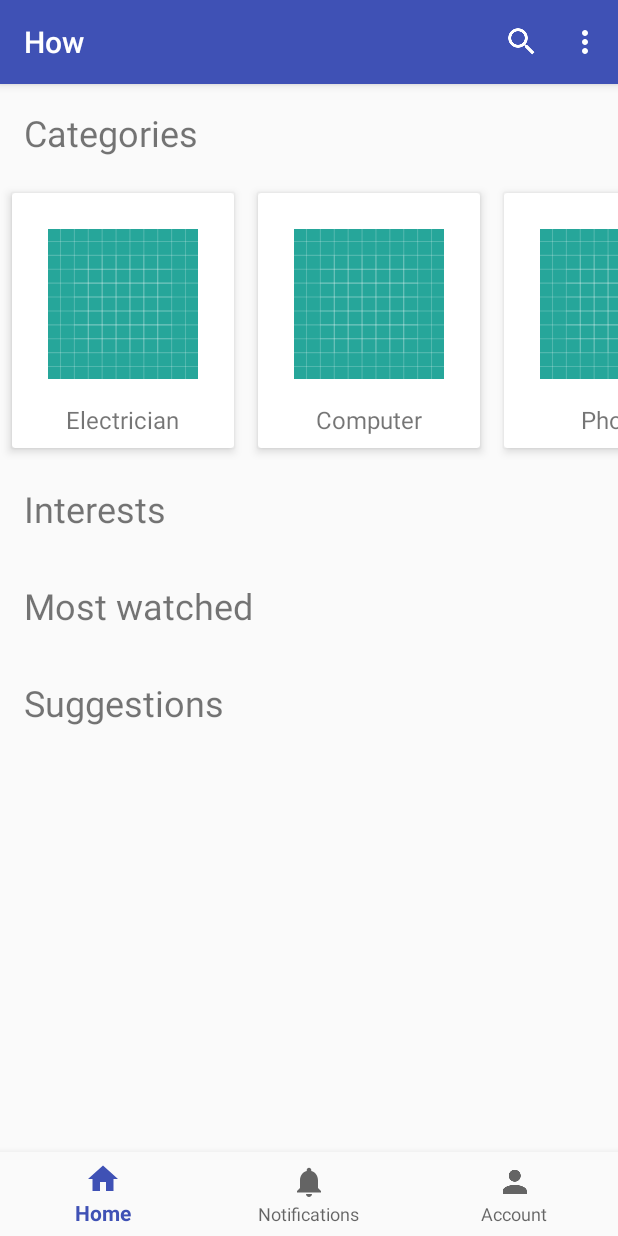
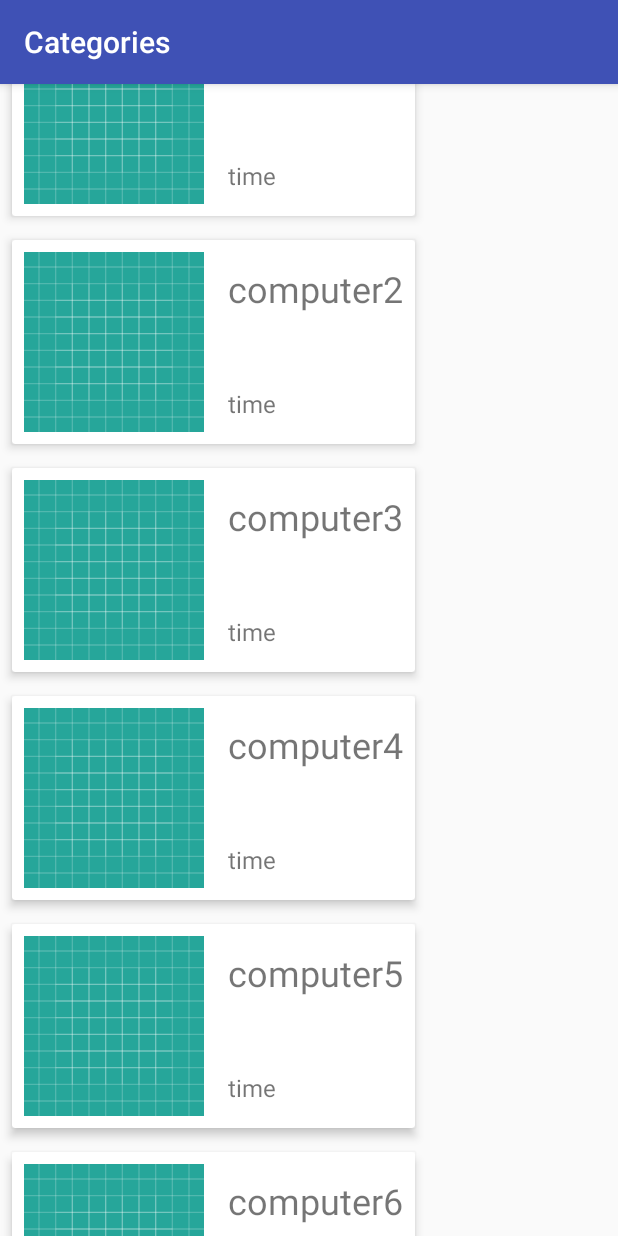
Before and after one commit to abedafnan/How, an Android app: the HomeFragment screen opened directly, with no data from a screen before it, after a tap on "Computer", on a phone screen of 412 x 824 dp. Run offline under Robolectric (Android 15) with nearby library versions, the phone set to English and light mode, and no system bars; 2 statements that could not run were skipped.

Commit message:
- Finish details adapter (Java code and xml).

```diff
--- a/app/src/main/AndroidManifest.xml
+++ b/app/src/main/AndroidManifest.xml
@@ -35,6 +35,7 @@
         <activity android:name=".TermsPrivacyActivity" android:screenOrientation="portrait" />
         <activity android:name=".SearchActivity" android:screenOrientation="portrait" />
         <activity android:name=".HomeActivity" android:screenOrientation="portrait" />
+        <activity android:name=".DetailsActivity" android:screenOrientation="portrait"/>
     </application>
 
 </manifest>
--- /dev/null
+++ b/app/src/main/java/com/brightstars/android/how/DetailsActivity.java
@@ -0,0 +1,156 @@
+package com.brightstars.android.how;
+
+
+import android.os.Bundle;
+import android.support.annotation.Nullable;
+import android.support.v7.app.AppCompatActivity;
+import android.support.v7.widget.LinearLayoutManager;
+import android.support.v7.widget.RecyclerView;
+import android.support.v7.widget.Toolbar;
+import android.view.MenuItem;
+import android.view.View;
+import android.widget.LinearLayout;
+import android.widget.Toast;
+import com.brightstars.android.how.data.Item;
+import com.brightstars.android.how.recyclerAdapters.RecyclerAdapterDetails;
+
+import java.util.ArrayList;
+
+import static com.brightstars.android.how.fragments.HomeFragment.ITEM_CATEGORY_CHOOSED;
+
+public class DetailsActivity extends AppCompatActivity {
+    ArrayList<Item> items;
+    @Override
+    protected void onCreate(@Nullable Bundle savedInstanceState) {
+        super.onCreate(savedInstanceState);
+        setContentView(R.layout.activity_details);
+        Toolbar toolbar = (Toolbar) findViewById(R.id.details_toolbar);
+        toolbar.setTitle("Categories");
+        setSupportActionBar(toolbar);
+
+        Bundle bundle = getIntent().getExtras();
+        String itemCategoryChoosed = bundle.getString(ITEM_CATEGORY_CHOOSED);
+
+        switch (itemCategoryChoosed){
+            case ("Electrician"):
+                items = getElectronicItems();
+                break;
+
+            case ("Computer"):
+                items=getComputerItems();
+                break;
+
+            case ("Phone"):
+                items=getPhoneItems();
+                break;
+
+            case ("Carpenter"):
+                items=getCarpenterItems();
+                break;
+
+            case ("Plumbing"):
+                items=getPlumbingItems();
+                break;
+
+            case ("Painting"):
+                items=getPaintingItems();
+                break;
+        }
+
+        RecyclerView recyclerView = findViewById(R.id.recyclerView_detilsCategory);
+
+        ;
+        LinearLayoutManager layoutManager =
+                new LinearLayoutManager(this, LinearLayout.VERTICAL,false);
+        recyclerView.setLayoutManager(layoutManager);
+
+        RecyclerAdapterDetails adapter = new RecyclerAdapterDetails(this, items, new RecyclerAdapterDetails.CustomItemClickListener() {
+
+            @Override
+            public void onItemClick(View view, int position) {
+
+                String itemChoosed = items.get(position).getTitle();
+                for(int x = 0 ; x<items.size() ; x++){
+                    if (getCarpenterItems().get(x).getTitle().equals(itemChoosed)){
+                        Toast.makeText(DetailsActivity.this,itemChoosed,Toast.LENGTH_LONG).show();
+                        // open the video which user choosed
+                    }else {
+                        continue;
+                    }
+                }
+            }
+        });
+        recyclerView.setAdapter(adapter);
+
+    }
+
+    //  To call one of them when he choose a specific item of category
+    public ArrayList<Item> getCarpenterItems(){
+        ArrayList<Item> categoryItems = new ArrayList<>();
+        categoryItems.add(new Item("Carpenter1"));
+        categoryItems.add(new Item("Carpenter2"));
+        categoryItems.add(new Item("Carpenter3"));
+        categoryItems.add(new Item("Carpenter4"));
+        categoryItems.add(new Item("Carpenter5"));
+        categoryItems.add(new Item("Carpenter6"));
+
+        return categoryItems;
+
+    }
+    public ArrayList<Item> getComputerItems() {
+        ArrayList<Item> items = new ArrayList<>();
+        items.add(new Item("computer1"));
+        items.add(new Item("computer2"));
+        items.add(new Item("computer3"));
+        items.add(new Item("computer4"));
+        items.add(new Item("computer5"));
+        items.add(new Item("computer6"));
+        return items;
+    }
+    public ArrayList<Item> getElectronicItems(){
+        ArrayList<Item> categoryItems = new ArrayList<>();
+        categoryItems.add(new Item("Electronic1"));
+        categoryItems.add(new Item("Electronic2"));
+        categoryItems.add(new Item("Electronic3"));
+        categoryItems.add(new Item("Electronic4"));
+        categoryItems.add(new Item("Electronic5"));
+        categoryItems.add(new Item("Electronic6"));
+
+        return categoryItems;
+    }
+    public ArrayList<Item> getPaintingItems(){
+        ArrayList<Item> phoneItems = new ArrayList<>();
+        phoneItems.add(new Item("painting1"));
+        phoneItems.add(new Item("painting2"));
+        phoneItems.add(new Item("painting3"));
+        phoneItems.add(new Item("painting5"));
+        phoneItems.add(new Item("painting6"));
+        phoneItems.add(new Item("painting7"));
+
+        return phoneItems;
+    }
+    public ArrayList<Item> getPhoneItems(){
+        ArrayList<Item> phoneItems = new ArrayList<>();
+        phoneItems.add(new Item("phone1"));
+        phoneItems.add(new Item("phone2"));
+        phoneItems.add(new Item("phone3"));
+        phoneItems.add(new Item("phone4"));
+        phoneItems.add(new Item("phone5"));
+        phoneItems.add(new Item("phone6"));
+
+        return phoneItems;
+    }
+    public ArrayList<Item> getPlumbingItems(){
+        ArrayList<Item> plumbingItems = new ArrayList<>();
+        plumbingItems.add(new Item("plumbing1"));
+        plumbingItems.add(new Item("plumbing2"));
+        plumbingItems.add(new Item("plumbing3"));
+        plumbingItems.add(new Item("plumbing4"));
+        plumbingItems.add(new Item("plumbing5"));
+        plumbingItems.add(new Item("plumbing6"));
+
+        return plumbingItems;
+    }
+
+
+}
--- a/app/src/main/java/com/brightstars/android/how/fragments/HomeFragment.java
+++ b/app/src/main/java/com/brightstars/android/how/fragments/HomeFragment.java
@@ -13,6 +13,7 @@ import android.view.View;
 import android.view.ViewGroup;
 import android.widget.Toast;
 
+import com.brightstars.android.how.DetailsActivity;
 import com.brightstars.android.how.R;
 import com.brightstars.android.how.data.Item;
 import com.brightstars.android.how.recyclerAdapters.RecyclerAdapterCategory;
@@ -67,19 +68,9 @@ public class HomeFragment extends Fragment {
 
                 String itemChoosed=categoryItem.get(position).getTitle();
                 Toast.makeText(getContext(),itemChoosed,Toast.LENGTH_LONG).show();
-
-
-        /**
-         *
-         * this is a true code . uncomment it after prepairing details recycler adapter and details activity
-         *
-         * :
-                  Intent intent;
-                String itemChoosed=categoryItem.get(position).getTitle();
-                intent = new Intent(getContext(),DetailsActivity.class);
+                Intent intent = new Intent(getContext(),DetailsActivity.class);
                 intent.putExtra(ITEM_CATEGORY_CHOOSED,itemChoosed);
                 getContext().startActivity(intent);
-        */
 
 
             }
--- a/app/src/main/java/com/brightstars/android/how/recyclerAdapters/RecyclerAdapterDetails.java
+++ b/app/src/main/java/com/brightstars/android/how/recyclerAdapters/RecyclerAdapterDetails.java
@@ -61,7 +61,7 @@ import java.util.List;
 
             positionItem=position;
             Item item = mItem.get(position);
-            holder.textView_title.setText(item.getTitle());
+            holder.imageView_name_item.setText(item.getTitle());
 
         }
 
@@ -71,17 +71,17 @@ import java.util.List;
         }
 
         public class ViewHolder extends RecyclerView.ViewHolder{
-            TextView textView_title;
-            TextView textView_time;
-            ImageView imageView_item;
+            ImageView imageView_video_image;
+            TextView textView_video_time;
+            TextView imageView_name_item;
 
 
             // to define what is inside every row :
             public ViewHolder(View rootView) {
                 super(rootView);
-                textView_title = rootView.findViewById(R.id.item_video_image);
-                textView_time = rootView.findViewById(R.id.item_video_name);
-                imageView_item = rootView.findViewById(R.id.item_video_time);
+                imageView_video_image = rootView.findViewById(R.id.item_video_image);
+                imageView_name_item = rootView.findViewById(R.id.item_video_name);
+                textView_video_time = rootView.findViewById(R.id.item_video_time);
             }
         }
 
--- /dev/null
+++ b/app/src/main/res/layout/activity_details.xml
@@ -0,0 +1,29 @@
+<?xml version="1.0" encoding="utf-8"?>
+<android.support.constraint.ConstraintLayout xmlns:android="http://schemas.android.com/apk/res/android"
+    android:layout_width="match_parent"
+    android:layout_height="match_parent"
+    xmlns:app="http://schemas.android.com/apk/res-auto">
+
+
+
+
+    <android.support.v7.widget.RecyclerView
+        android:layout_width="wrap_content"
+        android:layout_height="wrap_content"
+        android:id="@+id/recyclerView_detilsCategory">
+    </android.support.v7.widget.RecyclerView>
+
+    <android.support.v7.widget.Toolbar
+        android:id="@+id/details_toolbar"
+        android:layout_width="match_parent"
+        android:layout_height="?attr/actionBarSize"
+        android:background="?attr/colorPrimary"
+        android:elevation="4dp"
+        android:stateListAnimator="@null"
+        android:theme="@style/ThemeOverlay.AppCompat.Dark.ActionBar"
+        app:popupTheme="@style/AppTheme.PopupOverlay">
+</android.support.v7.widget.Toolbar>
+
+
+
+</android.support.constraint.ConstraintLayout>
```
